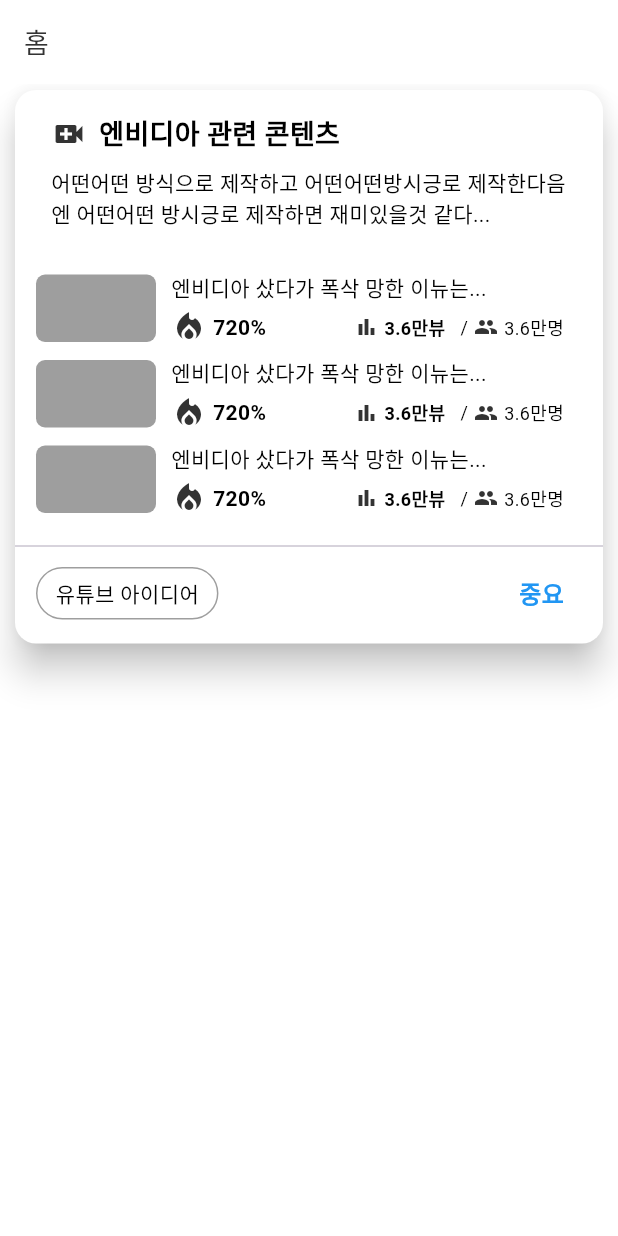
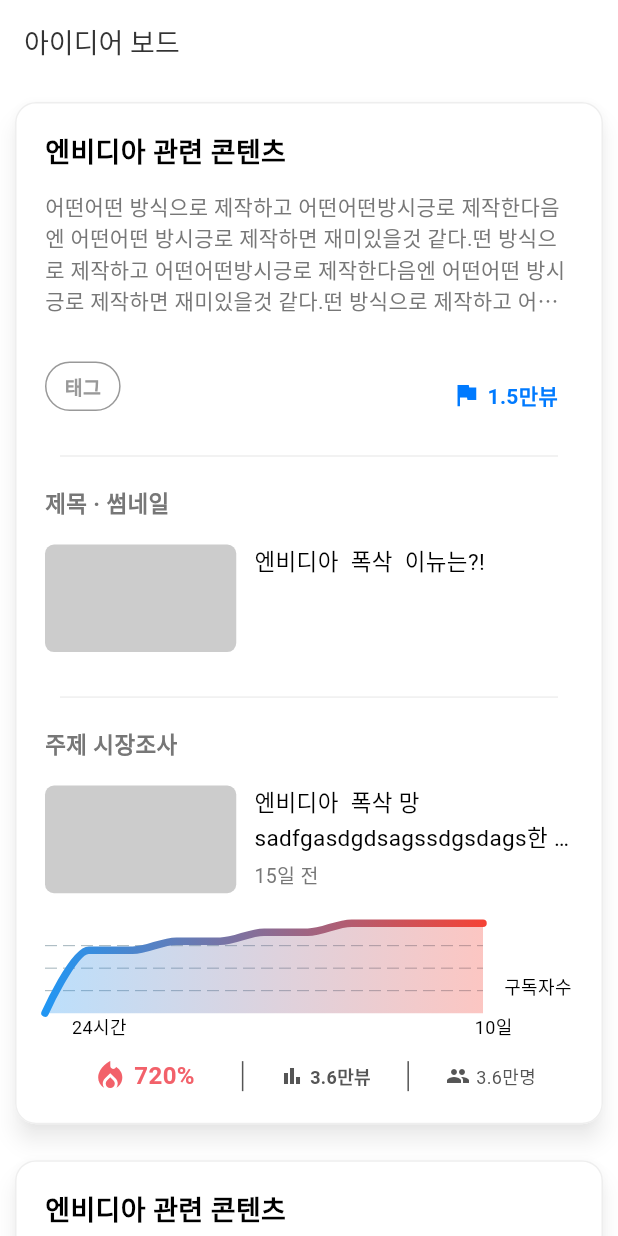
Before and after one commit to wavideo/creator_planner, a Flutter app: the screen it shows after launch, on a phone screen of 412 x 824 dp. Run offline on Flutter 3.47's test engine with Material 3 defaults, Android fonts, the phone set to English and light mode, and no system bars; drawn by our look-alikes of fl_chart.

Commit message:
feat - 제목, 썸네일, 시장조사, 조회수 그래프 UI 세팅

```diff
--- a/lib/main.dart
+++ b/lib/main.dart
@@ -2,7 +2,6 @@
 import 'package:creator_planner/theme/theme.dart';
 import 'package:creator_planner/ui/pages/home/home_page.dart';
 import 'package:flutter/material.dart';
-import 'package:flutter/services.dart';
 
 void main() {
   runApp(const MyApp());
--- a/lib/ui/pages/home/home_page.dart
+++ b/lib/ui/pages/home/home_page.dart
@@ -1,3 +1,5 @@
+import 'package:creator_planner/theme/colors.dart';
+import 'package:creator_planner/ui/pages/home/widgets/idea_card.dart';
 import 'package:flutter/material.dart';
 
 class HomePage extends StatelessWidget {
@@ -6,9 +8,9 @@
   @override
   Widget build(BuildContext context) {
     return Scaffold(
-      backgroundColor: Colors.white,
+      backgroundColor: AppColor.containerWhite.of(context),
       appBar: AppBar(
-        title: Text('홈'),
+        title: Text('아이디어 보드'),
       ),
       body: ListView(
         children: [
@@ -16,151 +18,11 @@
             padding: const EdgeInsets.symmetric(
               horizontal: 6,
             ),
-            child: Card(
-              shape: RoundedRectangleBorder(
-                borderRadius: BorderRadius.circular(14),
-              ),
-              elevation: 10,
-              color: Colors.white,
-              child: Padding(
-                padding: const EdgeInsets.symmetric(vertical: 16),
-                child: Column(
-                  children: [
-                    Padding(
-                      padding: const EdgeInsets.symmetric(horizontal: 24),
-                      child: Column(
-                        crossAxisAlignment: CrossAxisAlignment.start,
-                        children: [
-                          Row(
-                            children: [
-                              Icon(Icons.video_call),
-                              SizedBox(
-                                width: 8,
-                              ),
-                              Text(
-                                '엔비디아 관련 콘텐츠',
-                                style: TextStyle(
-                                    fontSize: 18, fontWeight: FontWeight.w600),
-                              ),
-                            ],
-                          ),
-                          SizedBox(height: 8),
-                          Text(
-                            '어떤어떤 방식으로 제작하고 어떤어떤방시긍로 제작한다음엔 어떤어떤 방시긍로 제작하면 재미있을것 같다...',
-                            style: TextStyle(fontSize: 14),
-                          ),
-                        ],
-                      ),
-                    ),
-                    Padding(
-                      padding: const EdgeInsets.only(
-                        top: 24,
-                        bottom: 8,
-                        left: 14,
-                        right: 26,
-                      ),
-                      child: Column(
-                        children: [
-                          ReferenceVideo(),
-                          ReferenceVideo(),
-                          ReferenceVideo(),
-                        ],
-                      ),
-                    ),
-                    Divider(),
-                    Padding(
-                      padding: const EdgeInsets.only(
-                        top: 6,
-                        left: 14,
-                        right: 26,
-                      ),
-                      child: Row(
-                        children: [
-                          Container(
-                              padding: EdgeInsets.symmetric(
-                                  horizontal: 12, vertical: 6), // 안쪽 여백
-                              decoration: BoxDecoration(
-                                border: Border.all(
-                                  color: Colors.grey, // 테두리 색상 (회색)
-                                  width: 1, // 테두리 두께
-                                ),
-                                borderRadius: BorderRadius.circular(50),
-                              ),
-                              child: Text('유튜브 아이디어')),
-                          Spacer(),
-                          Text('중요', style: TextStyle(color: Colors.blue, fontSize: 16, fontWeight: FontWeight.w600)),
-                        ],
-                      ),
-                    )
-                  ],
-                ),
-              ),
-            ),
-          ),
-        ],
-      ),
-    );
-  }
-}
-
-class ReferenceVideo extends StatelessWidget {
-  const ReferenceVideo({
-    super.key,
-  });
-
-  @override
-  Widget build(BuildContext context) {
-    return Container(
-      padding: const EdgeInsets.symmetric(vertical: 4),
-      child: Row(
-        mainAxisAlignment: MainAxisAlignment.start,
-        children: [
-          Container(
-            decoration: BoxDecoration(
-              borderRadius: BorderRadius.circular(6),
-              color: Colors.grey,
-            ),
-            width: 80,
-            child: AspectRatio(aspectRatio: 16 / 9, child: Container()),
-          ),
-          SizedBox(width: 10),
-          Expanded(
             child: Column(
-              crossAxisAlignment: CrossAxisAlignment.start,
               children: [
-                Text('엔비디아 샀다가 폭삭 망한 이뉴는...', style: TextStyle(fontSize: 14)),
-                SizedBox(height: 4),
-                Row(
-                  mainAxisAlignment: MainAxisAlignment.spaceBetween,
-                  children: [
-                    Row(children: [
-                      Icon(Icons.local_fire_department),
-                      SizedBox(width: 4),
-                      Text('720%',
-                          style: TextStyle(
-                              fontSize: 14, fontWeight: FontWeight.w600))
-                    ]),
-                    Row(
-                      children: [
-                        Row(children: [
-                          Icon(Icons.bar_chart, size: 16),
-                          SizedBox(width: 4),
-                          Text('3.6만뷰',
-                              style: TextStyle(
-                                  fontSize: 12, fontWeight: FontWeight.w600))
-                        ]),
-                        SizedBox(width: 10),
-                        Row(children: [
-                          Text('/', style: TextStyle(fontSize: 12)),
-                          SizedBox(width: 4),
-                          Icon(Icons.group, size: 16),
-                          SizedBox(width: 4),
-                          Text('3.6만명', style: TextStyle(fontSize: 12))
-                        ])
-                      ],
-                    )
-                  ],
-                )
+                IdeaCard(ideaId: '1'),
+                IdeaCard(ideaId: '2'),
+                IdeaCard(ideaId: '3'),
               ],
             ),
           ),
--- /dev/null
+++ b/lib/ui/pages/home/widgets/idea_card.dart
@@ -0,0 +1,109 @@
+import 'package:creator_planner/theme/colors.dart';
+import 'package:creator_planner/ui/pages/home/widgets/reference_video.dart';
+import 'package:creator_planner/ui/pages/home/widgets/title_thumbnail_box.dart';
+import 'package:creator_planner/ui/widgets/border_card.dart';
+import 'package:flutter/material.dart';
+
+class IdeaCard extends StatelessWidget {
+  final String ideaId;
+  const IdeaCard({
+    required this.ideaId,
+    super.key,
+  });
+
+  @override
+  Widget build(BuildContext context) {
+    return Padding(
+      padding: const EdgeInsets.symmetric(vertical: 8.0),
+      child: BorderCard(
+        paddingHorizontal: 20,
+        paddingVertical: 20,
+        child: Column(
+          children: [
+            groupIdeaColumn(context),
+            groupTagAndGoalRow(context),
+            TitleThumbnailBox(context: context),
+            ReferenceVideoBox(),
+          ],
+        ),
+      ),
+    );
+  }
+
+  Column groupIdeaColumn(BuildContext context) {
+    return Column(
+      crossAxisAlignment: CrossAxisAlignment.start,
+      children: [
+        Row(
+          children: [
+            Expanded(
+              child: Text('엔비디아 관련 콘텐츠',
+                  style: TextStyle(fontSize: 18, fontWeight: FontWeight.w600)),
+            ),
+          ],
+        ),
+        SizedBox(height: 12),
+        Row(
+          children: [
+            Expanded(
+              child: Text(
+                  '어떤어떤 방식으로 제작하고 어떤어떤방시긍로 제작한다음엔 어떤어떤 방시긍로 제작하면 재미있을것 같다.떤 방식으로 제작하고 어떤어떤방시긍로 제작한다음엔 어떤어떤 방시긍로 제작하면 재미있을것 같다.떤 방식으로 제작하고 어떤어떤방시긍로 제작한다음엔 것 같다...',
+                  style: TextStyle(
+                      fontSize: 14, color: AppColor.gray20.of(context)),
+                  maxLines: 4,
+                  overflow: TextOverflow.ellipsis),
+            ),
+          ],
+        ),
+      ],
+    );
+  }
+
+  Widget groupTagAndGoalRow(BuildContext context) {
+    return Padding(
+      padding: const EdgeInsets.only(top: 30.0),
+      child: Row(
+        crossAxisAlignment: CrossAxisAlignment.end,
+        children: [
+          groupTag(context, tag: '태그'),
+          Spacer(),
+          groupGoal(context, goal: '1.5만뷰'),
+          SizedBox(width: 10),
+        ],
+      ),
+    );
+  }
+
+  Container groupTag(BuildContext context, {required String tag}) {
+    return Container(
+        padding: EdgeInsets.symmetric(horizontal: 12, vertical: 6), // 안쪽 여백
+        decoration: BoxDecoration(
+          border: Border.all(
+            color: AppColor.gray10.of(context),
+            width: 1,
+          ),
+          borderRadius: BorderRadius.circular(50),
+        ),
+        child: Text(
+          tag,
+          style: TextStyle(
+              color: AppColor.gray10.of(context),
+              fontSize: 13,
+              fontWeight: FontWeight.w600),
+        ));
+  }
+
+  Row groupGoal(BuildContext context, {required String goal}) {
+    return Row(
+      children: [
+        Icon(Icons.flag, size: 20, color: AppColor.primaryBlue.of(context)),
+        SizedBox(width: 4),
+        Text(goal,
+            style: TextStyle(
+                color: AppColor.primaryBlue.of(context),
+                fontSize: 14,
+                fontWeight: FontWeight.w600)),
+      ],
+    );
+  }
+}
--- /dev/null
+++ b/lib/ui/pages/home/widgets/reference_video.dart
@@ -0,0 +1,248 @@
+import 'package:creator_planner/theme/colors.dart';
+import 'package:creator_planner/ui/widgets/custom_box2.dart';
+import 'package:fl_chart/fl_chart.dart';
+import 'package:flutter/material.dart';
+
+class ReferenceVideoBox extends StatelessWidget {
+  const ReferenceVideoBox({
+    super.key,
+  });
+
+  @override
+  Widget build(BuildContext context) {
+    return CustomBox2(
+      icon: Icons.search,
+      title: '주제 시장조사',
+      child: Column(
+        crossAxisAlignment: CrossAxisAlignment.start,
+        children: [
+          groupVideoRow(context),
+          SizedBox(height: 20),
+          viewsChart(context),
+          SizedBox(height: 10),
+          groupViewsRow(context),
+        ],
+      ),
+    );
+  }
+
+  Widget viewsChart(BuildContext context) {
+    return Row(
+      children: [
+        Flexible(flex: 0, child: SizedBox()),
+        Flexible(
+          flex: 1,
+          child: SizedBox(
+            height: 80,
+            child: LineChart(
+              LineChartData(
+                lineTouchData: LineTouchData(
+                    enabled: true,
+                    touchTooltipData: LineTouchTooltipData(
+                      tooltipBgColor: Colors.blue,
+                      getTooltipItems: (touchedSpots) {
+                        return touchedSpots.map((touchedSpot) {
+                          return LineTooltipItem(
+                            '${touchedSpot.x.toInt()}일 ${touchedSpot.y.toInt()}회',
+                            TextStyle(color: Colors.white),
+                          );
+                        }).toList();
+                      },
+                    )),
+                gridData: FlGridData(
+                    show: true,
+                    drawVerticalLine: false,
+                    drawHorizontalLine: true,
+                    horizontalInterval: 25),
+                borderData: FlBorderData(
+                    show: false,
+                    border: Border(
+                        bottom: BorderSide(
+                      color: AppColor.gray10.of(context), // 바닥에 그릴 선의 색상
+                      width: 1, // 선의 두께
+                    ))),
+                minX: 0,
+                maxX: 10,
+                minY: 0,
+                maxY: 100,
+                titlesData: FlTitlesData(
+                  leftTitles: AxisTitles(),
+                  rightTitles: AxisTitles(
+                      sideTitles: SideTitles(
+                          showTitles: true,
+                          reservedSize: 60,
+                          interval: 1,
+                          getTitlesWidget: (value, meta) {
+                            if (value == 30) {
+                              return Padding(
+                                padding: const EdgeInsets.only(left: 14.0),
+                                child: Text(
+                                  '구독자수',
+                                  // '←${value.toInt()}만명',
+                                  style: TextStyle(fontSize: 12),
+                                ),
+                              );
+                            } else {
+                              return Container(); // 나머지 값은 표시하지 않음
+                            }
+                          })),
+                  topTitles: AxisTitles(sideTitles: SideTitles()),
+                  bottomTitles: AxisTitles(
+                      sideTitles: SideTitles(
+                          showTitles: true,
+                          reservedSize: 20,
+                          interval: 1,
+                          getTitlesWidget: (value, meta) {
+                            if (value == 1) {
+                              return Padding(
+                                padding: const EdgeInsets.only(left: 14.0),
+                                child: Text(
+                                  '24시간',
+                                  // '←${value.toInt()}만명',
+                                  style: TextStyle(fontSize: 12),
+                                ),
+                              );
+                            } else if (value == 10) {
+                              return Padding(
+                                padding: const EdgeInsets.only(left: 14.0),
+                                child: Text(
+                                  '10일',
+                                  // '←${value.toInt()}만명',
+                                  style: TextStyle(fontSize: 12),
+                                ),
+                              );
+                            } else {
+                              return Container(); // 나머지 값은 표시하지 않음
+                            }
+                          })),
+                ),
+                lineBarsData: [
+                  LineChartBarData(
+                    spots: [
+                      FlSpot(0, 0),
+                      FlSpot(1, 70),
+                      FlSpot(2, 70),
+                      FlSpot(3, 80),
+                      FlSpot(4, 80),
+                      FlSpot(5, 90),
+                      FlSpot(6, 90),
+                      FlSpot(7, 100),
+                      FlSpot(8, 100),
+                      FlSpot(9, 100),
+                      FlSpot(10, 100),
+                    ],
+                    preventCurveOverShooting: true,
+                    isCurved: true,
+                    gradient: LinearGradient(colors: [Colors.blue, Colors.red]),
+                    barWidth: 5,
+                    isStrokeCapRound: true,
+                    dotData: FlDotData(show: false),
+                    belowBarData: BarAreaData(
+                      show: true,
+                      gradient: LinearGradient(colors: [
+                        Colors.blue.withValues(alpha: 0.3),
+                        Colors.red.withValues(alpha: 0.3)
+                      ]),
+                      color: Colors.blue.withOpacity(0.3),
+                    ),
+                  ),
+                ],
+              ),
+            ),
+          ),
+        ),
+      ],
+    );
+  }
+
+  Widget groupVideoRow(BuildContext context) {
+    return Row(
+      mainAxisAlignment: MainAxisAlignment.start,
+      crossAxisAlignment: CrossAxisAlignment.start,
+      children: [
+        Flexible(
+          flex: 3,
+          child: Container(
+            decoration: BoxDecoration(
+              borderRadius: BorderRadius.circular(6),
+              color: AppColor.lightGray20.of(context),
+            ),
+            child: AspectRatio(aspectRatio: 16 / 9, child: Container()),
+          ),
+        ),
+        SizedBox(width: 12),
+        Flexible(
+          flex: 5,
+          child: Column(
+            crossAxisAlignment: CrossAxisAlignment.start,
+            mainAxisAlignment: MainAxisAlignment.start,
+            children: [
+              Text('엔비디아  폭삭 망sadfgasdgdsagssdgsdags한 이뉴는?!',
+                  style: TextStyle(fontSize: 15),
+                  maxLines: 2,
+                  overflow: TextOverflow.ellipsis),
+              SizedBox(height: 4),
+              Text('15일 전',
+                  style: TextStyle(
+                      fontSize: 13, color: AppColor.gray20.of(context))),
+            ],
+          ),
+        ),
+      ],
+    );
+  }
+
+  Row groupViewsRow(BuildContext context) {
+    var primaryColor = AppColor.primaryRed.of(context);
+    var color = AppColor.gray30.of(context);
+    return Row(
+      mainAxisAlignment: MainAxisAlignment.center,
+      children: [
+        Flexible(
+            flex: 6,
+            child: Row(
+                crossAxisAlignment: CrossAxisAlignment.center,
+                mainAxisAlignment: MainAxisAlignment.center,
+                children: [
+                  Icon(Icons.local_fire_department, color: primaryColor),
+                  SizedBox(width: 4),
+                  Text('720%',
+                      style: TextStyle(
+                          fontSize: 16,
+                          fontWeight: FontWeight.w600,
+                          color: primaryColor))
+                ])),
+        SizedBox(
+            height: 20,
+            child: VerticalDivider(width: 1, thickness: 1, color: color)),
+        Flexible(
+            flex: 5,
+            child: Row(
+                crossAxisAlignment: CrossAxisAlignment.center,
+                mainAxisAlignment: MainAxisAlignment.center,
+                children: [
+                  Icon(Icons.bar_chart, size: 16, color: color),
+                  SizedBox(width: 4),
+                  Text('3.6만뷰',
+                      style: TextStyle(
+                          fontSize: 12,
+                          fontWeight: FontWeight.w600,
+                          color: color)),
+                ])),
+        SizedBox(
+            height: 20,
+            child: VerticalDivider(width: 1, thickness: 1, color: color)),
+        Flexible(
+            flex: 5,
+            child: Row(
+                crossAxisAlignment: CrossAxisAlignment.center,
+                mainAxisAlignment: MainAxisAlignment.center,
+                children: [
+                  Icon(Icons.group, size: 16, color: color),
+                  SizedBox(width: 4),
+                  Text('3.6만명', style: TextStyle(fontSize: 12, color: color))
+                ])),
+      ],
+    );
+  }
+}
--- /dev/null
+++ b/lib/ui/pages/home/widgets/title_thumbnail_box.dart
@@ -0,0 +1,50 @@
+import 'package:creator_planner/theme/colors.dart';
+import 'package:creator_planner/ui/widgets/custom_box2.dart';
+import 'package:flutter/material.dart';
+
+class TitleThumbnailBox extends StatelessWidget {
+  const TitleThumbnailBox({
+    super.key,
+    required this.context,
+  });
+
+  final BuildContext context;
+
+  @override
+  Widget build(BuildContext context) {
+    return CustomBox2(
+      icon: Icons.ads_click,
+      title: '제목 · 썸네일',
+      child: Row(
+        mainAxisAlignment: MainAxisAlignment.start,
+        crossAxisAlignment: CrossAxisAlignment.start,
+        children: [
+          Flexible(
+            flex: 3,
+            child: Container(
+              decoration: BoxDecoration(
+                borderRadius: BorderRadius.circular(6),
+                color: AppColor.lightGray20.of(context),
+              ),
+              child: AspectRatio(aspectRatio: 16 / 9, child: Container()),
+            ),
+          ),
+          SizedBox(width: 12),
+          Flexible(
+            flex: 5,
+            child: Column(
+              crossAxisAlignment: CrossAxisAlignment.start,
+              mainAxisAlignment: MainAxisAlignment.start,
+              children: [
+                Text('엔비디아  폭삭  이뉴는?!',
+                    style: TextStyle(fontSize: 15),
+                    maxLines: 2,
+                    overflow: TextOverflow.ellipsis)
+              ],
+            ),
+          ),
+        ],
+      ),
+    );
+  }
+}
--- /dev/null
+++ b/lib/ui/widgets/border_card.dart
@@ -0,0 +1,32 @@
+import 'package:creator_planner/theme/colors.dart';
+import 'package:flutter/material.dart';
+
+class BorderCard extends StatelessWidget {
+  final Widget child;
+  final double? borderRadius;
+  final double? paddingVertical;
+  final double? paddingHorizontal;
+  const BorderCard(
+      {required this.child,
+      super.key,
+      this.borderRadius,
+      this.paddingVertical,
+      this.paddingHorizontal});
+
+  @override
+  Widget build(BuildContext context) {
+    return Card(
+      shape: RoundedRectangleBorder(
+          side: BorderSide(color: AppColor.containerGray10.of(context)),
+          borderRadius: BorderRadius.circular(borderRadius ?? 14)),
+      elevation: 6,
+      shadowColor: Colors.black.withValues(alpha: 0.4),
+      color: Colors.white,
+      child: Padding(
+          padding: EdgeInsets.symmetric(
+              horizontal: paddingHorizontal ?? 0,
+              vertical: paddingVertical ?? 24),
+          child: child),
+    );
+  }
+}
--- /dev/null
+++ b/lib/ui/widgets/custom_box.dart
@@ -0,0 +1,44 @@
+import 'package:creator_planner/theme/colors.dart';
+import 'package:flutter/material.dart';
+
+class CustomBox extends StatelessWidget {
+  final IconData icon;
+  final String title;
+  final Widget child;
+  const CustomBox(
+      {required this.icon,
+      required this.title,
+      required this.child,
+      super.key});
+
+  @override
+  Widget build(BuildContext context) {
+    return Padding(
+      padding: const EdgeInsets.only(top: 20.0),
+      child: Container(
+          padding: EdgeInsets.all(10),
+          decoration: BoxDecoration(
+            color: AppColor.containerLightGray30.of(context),
+            borderRadius: BorderRadius.circular(6),
+          ),
+          child: Column(
+            children: [
+              Row(
+                children: [
+                  Icon(icon,
+                      size: 20, color: AppColor.gray20.of(context)),
+                  SizedBox(width: 6),
+                  Text(title,
+                      style: TextStyle(
+                          fontSize: 15,
+                          fontWeight: FontWeight.w600,
+                          color: AppColor.gray20.of(context)))
+                ],
+              ),
+              SizedBox(height: 20),
+              child
+            ],
+          )),
+    );
+  }
+}
--- /dev/null
+++ b/lib/ui/widgets/custom_box2.dart
@@ -0,0 +1,41 @@
+import 'package:creator_planner/theme/colors.dart';
+import 'package:flutter/material.dart';
+
+class CustomBox2 extends StatelessWidget {
+  final IconData icon;
+  final String title;
+  final Widget child;
+  const CustomBox2(
+      {required this.icon,
+      required this.title,
+      required this.child,
+      super.key});
+
+  @override
+  Widget build(BuildContext context) {
+    return Column(
+      children: [
+        SizedBox(height: 22),
+        Padding(
+          padding: const EdgeInsets.symmetric(horizontal: 10),
+          child: Divider(color: AppColor.lightGray10.of(context)),
+        ),
+        SizedBox(height: 12),
+        Row(
+          children: [
+            // Icon(icon,
+            //     size: 20, color: AppColor.gray20.of(context)),
+            // SizedBox(width: 6),
+            Text(title,
+                style: TextStyle(
+                    fontSize: 15,
+                    fontWeight: FontWeight.w600,
+                    color: AppColor.gray20.of(context)))
+          ],
+        ),
+        SizedBox(height: 16),
+        child
+      ],
+    );
+  }
+}
--- a/pubspec.yaml
+++ b/pubspec.yaml
@@ -2,7 +2,7 @@
 description: "A new Flutter project."
 # The following line prevents the package from being accidentally published to
 # pub.dev using `flutter pub publish`. This is preferred for private packages.
-publish_to: 'none' # Remove this line if you wish to publish to pub.dev
+publish_to: "none" # Remove this line if you wish to publish to pub.dev
 
 # The following defines the version and build number for your application.
 # A version number is three numbers separated by dots, like 1.2.43
@@ -30,6 +30,7 @@
 dependencies:
   flutter:
     sdk: flutter
+  fl_chart: ^0.64.0
 
   # The following adds the Cupertino Icons font to your application.
   # Use with the CupertinoIcons class for iOS style icons.
@@ -51,7 +52,6 @@
 
 # The following section is specific to Flutter packages.
 flutter:
-
   # The following line ensures that the Material Icons font is
   # included with your application, so that you can use the icons in
   # the material Icons class.
```
Also changed, not shown: pubspec.lock, 6 other files.
